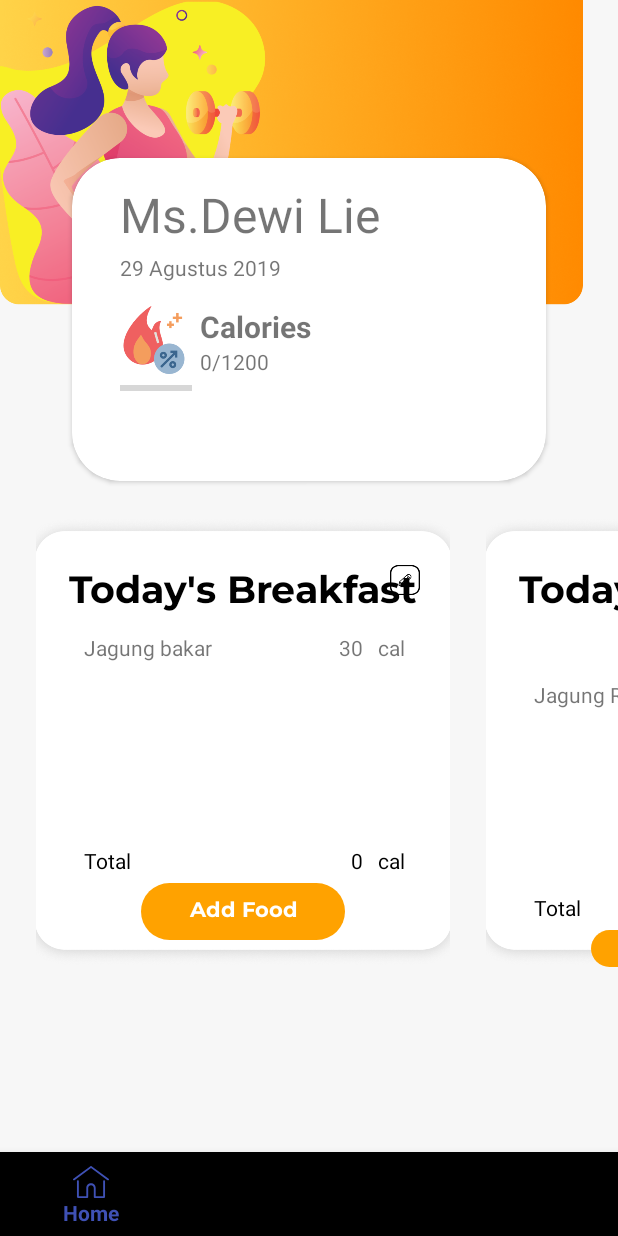
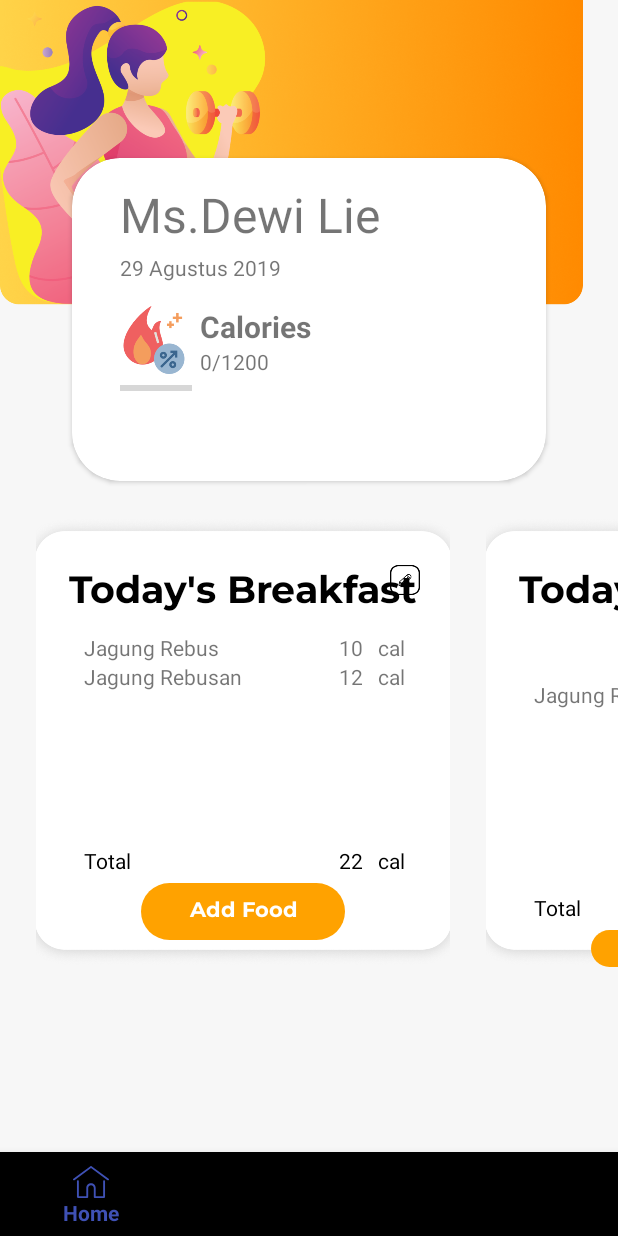
Before and after one commit to dewiiliie07/DiabetterV1, an Android app: the HomeFragment screen opened directly, with no data from a screen before it, on a phone screen of 412 x 824 dp. Run offline under Robolectric (Android 15) with nearby library versions, the phone set to English and light mode, and no system bars; libraries missing offline, so code that uses them is left out: android.support.design, com.jaeger.library.

Commit message:
Fixing Added Food for Dynamic UI

```diff
--- a/app/src/main/java/com/example/dewiiliie/diabetter/Adapter.java
+++ b/app/src/main/java/com/example/dewiiliie/diabetter/Adapter.java
@@ -11,6 +11,7 @@ import android.view.ViewGroup;
 import android.widget.Button;
 import android.widget.ImageView;
 import android.widget.TextView;
+import android.widget.Toast;
 
 import org.w3c.dom.Text;
 
@@ -43,11 +44,12 @@ public class Adapter extends RecyclerView.Adapter<Adapter.ViewHolder> {
 
         Model foodItem = mList.get(position);
         ImageView image = holder.iv_base;
-        TextView title, addFood, editFood;
+        TextView title, addFood, editFood, totalCals;
 
         title = holder.tv_title;
         addFood = holder.tv_addFood;
         editFood = holder.tv_editFood;
+        totalCals = holder.tv_total_cals;
 
         image.setImageResource(foodItem.getImage());
 
@@ -63,8 +65,9 @@ public class Adapter extends RecyclerView.Adapter<Adapter.ViewHolder> {
         editFood.setOnClickListener(new View.OnClickListener() {
             @Override
             public void onClick(View view) {
-                Intent intent = new Intent(mContext,editFoodActivity.class);
-                mContext.startActivity(intent);
+                //Intent intent = new Intent(mContext,editFoodActivity.class);
+                //mContext.startActivity(intent);
+                Toast.makeText(mContext, "This feature is unused", Toast.LENGTH_SHORT).show();
             }
         });
 
@@ -77,23 +80,34 @@ public class Adapter extends RecyclerView.Adapter<Adapter.ViewHolder> {
         ChildModel childModel = null;
 
         if(position == 0){
-            childModel = new ChildModel("Jagung bakar","30","cal");
+            //childModel = new ChildModel("Jagung bakar","30","cal");
+            list.add(new ChildModel("Jagung Rebus","10","cal"));
+            list.add(new ChildModel("Jagung Rebusan","12","cal"));
         }
         if(position == 1){
             childModel = new ChildModel("Jagung Rebus","10","cal");
+            list.add(childModel);
         }
         if(position == 2){
             childModel = new ChildModel("Nasi Putih","100","cal");
+            list.add(childModel);
         }
         if(position == 3){
             childModel = new ChildModel("Apel","25","cal");
+            list.add(childModel);
         }
         if(position == 4){
             childModel = new ChildModel("Steak","150","cal");
+            list.add(childModel);
         }
 
+        int convertedTotalCals = 0;
+        for(ChildModel li : list){
+            convertedTotalCals += Integer.parseInt(li.calChoosen);
+        }
+        totalCals.setText(convertedTotalCals+"");
 //        ChildModel childModel = new ChildModel("Jagung bakar","30","cal");
-        list.add(childModel);
+        //list.add(childModel);
         holder.rv_FoodChoosen.setLayoutManager(new LinearLayoutManager(mContext));
         ChildRecyclerFoodAdapter childRecyclerFoodAdapter = new ChildRecyclerFoodAdapter(list, mContext);
         holder.rv_FoodChoosen.setAdapter(childRecyclerFoodAdapter);
@@ -108,7 +122,7 @@ public class Adapter extends RecyclerView.Adapter<Adapter.ViewHolder> {
     public class ViewHolder extends RecyclerView.ViewHolder{
 
         ImageView iv_base;
-        TextView tv_title, tv_addFood, tv_editFood;
+        TextView tv_title, tv_addFood, tv_editFood, tv_total_cals;
         RecyclerView rv_FoodChoosen;
 
         public ViewHolder(View itemView) {
@@ -118,6 +132,7 @@ public class Adapter extends RecyclerView.Adapter<Adapter.ViewHolder> {
             tv_title = itemView.findViewById(R.id.tv_title);
             tv_addFood = itemView.findViewById(R.id.tv_addFood);
             tv_editFood = itemView.findViewById(R.id.tv_editFood);
+            tv_total_cals = itemView.findViewById(R.id.tv_total_cals);
             rv_FoodChoosen = itemView.findViewById(R.id.rv_list_makanan_choosen);
 
         }
--- a/app/src/main/java/com/example/dewiiliie/diabetter/FoodAdapter.java
+++ b/app/src/main/java/com/example/dewiiliie/diabetter/FoodAdapter.java
@@ -24,7 +24,7 @@ public class FoodAdapter extends RecyclerView.Adapter<FoodAdapter.MyViewHolder>
     private TextView tv_addFood, tv_rmFood;
     private ArrayList<String> mFoodName = new ArrayList<>();
     private ArrayList<String> mCalories = new ArrayList<>();
-    private static ArrayList<String> addedFood = new ArrayList<>();
+    static ArrayList<String> addedFood = new ArrayList<>();
     //private Context mContext;
 
     public FoodAdapter(Context mContext, ArrayList<String> mFoodName, ArrayList<String> mCalories   ) {
--- a/app/src/main/res/layout/add_food.xml
+++ b/app/src/main/res/layout/add_food.xml
@@ -78,9 +78,10 @@
                 android:layout_width="wrap_content"
                 android:layout_height="wrap_content"/>
             <TextView
+                android:id="@+id/tv_total_cals"
                 android:layout_below="@+id/rv_list_makanan_choosen"
                 android:textColor="#000000"
-                android:text="0"
+                android:text="10"
                 android:paddingRight="10dp"
                 android:layout_toLeftOf="@+id/tv_cal2"
                 android:layout_width="wrap_content"
--- a/app/src/main/res/layout/child_food_choosen.xml
+++ b/app/src/main/res/layout/child_food_choosen.xml
@@ -1,10 +1,10 @@
 <?xml version="1.0" encoding="utf-8"?>
 <RelativeLayout
     xmlns:android="http://schemas.android.com/apk/res/android" android:layout_width="match_parent"
-    android:layout_height="match_parent">
+    android:layout_height="wrap_content">
     <RelativeLayout
-        android:layout_width="300dp"
-        android:layout_height="300dp">
+        android:layout_width="match_parent"
+        android:layout_height="wrap_content">
                 <TextView
                     android:id="@+id/tv_food_choosen_child"
                     android:text="Food"
```
Also changed, not shown: app/src/main/java/com/example/dewiiliie/diabetter/Menu_makanan.java (+7 -0 lines).
